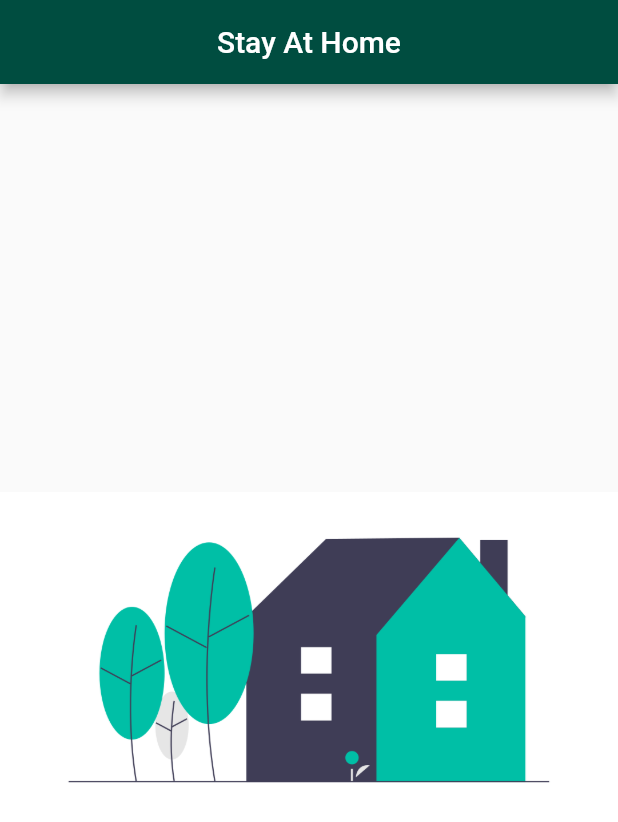
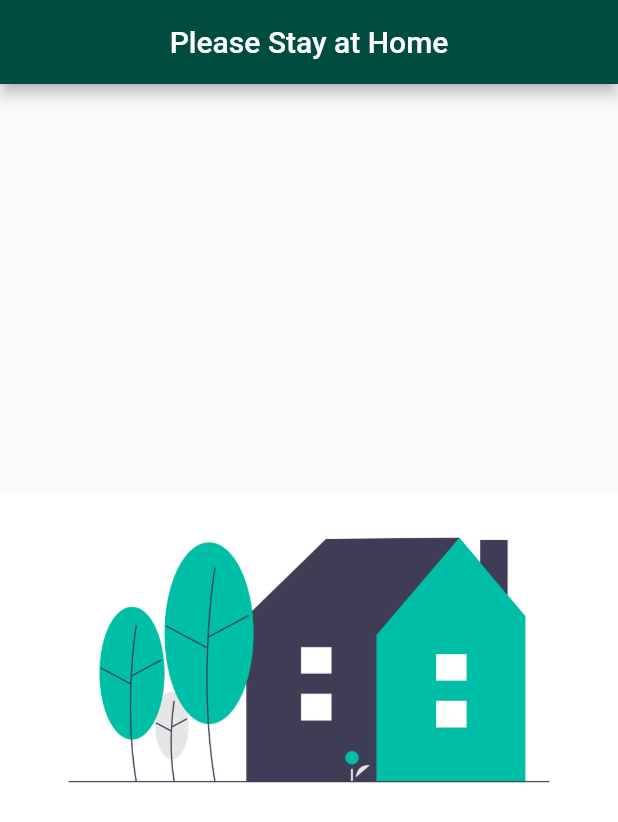
Before and after one commit to abgm1941/stay_at_home, a Flutter app: the screen it shows after launch, on a phone screen of 412 x 824 dp. Shown: the top 822 px of the screen. Run offline on Flutter 3.47's test engine with Material 2 defaults, Android fonts, the phone set to English and light mode, and no system bars.

Commit message:
Update AppBar

```diff
--- a/lib/main.dart
+++ b/lib/main.dart
@@ -3,7 +3,7 @@ import 'package:flutter/material.dart';
 void main() => runApp(MaterialApp(
       home: Scaffold(
         appBar: AppBar(
-          title: Text('Stay At Home'),
+          title: Text('Please Stay at Home'),
           centerTitle: true,
           backgroundColor: Colors.teal[900],
         ),
```
